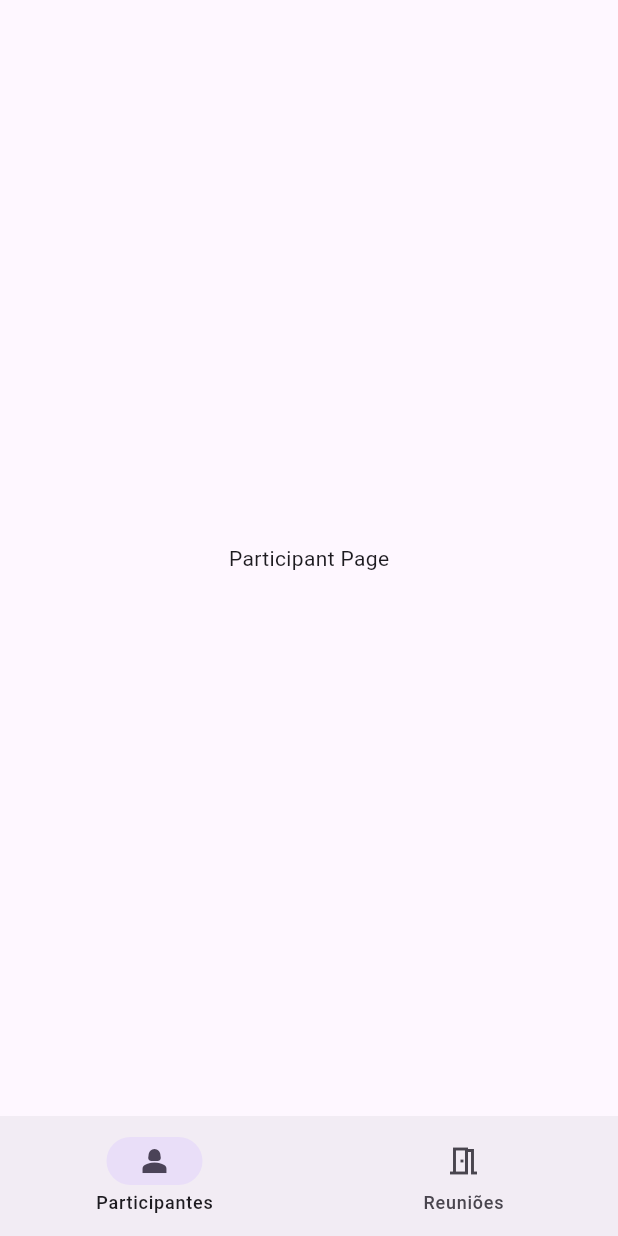
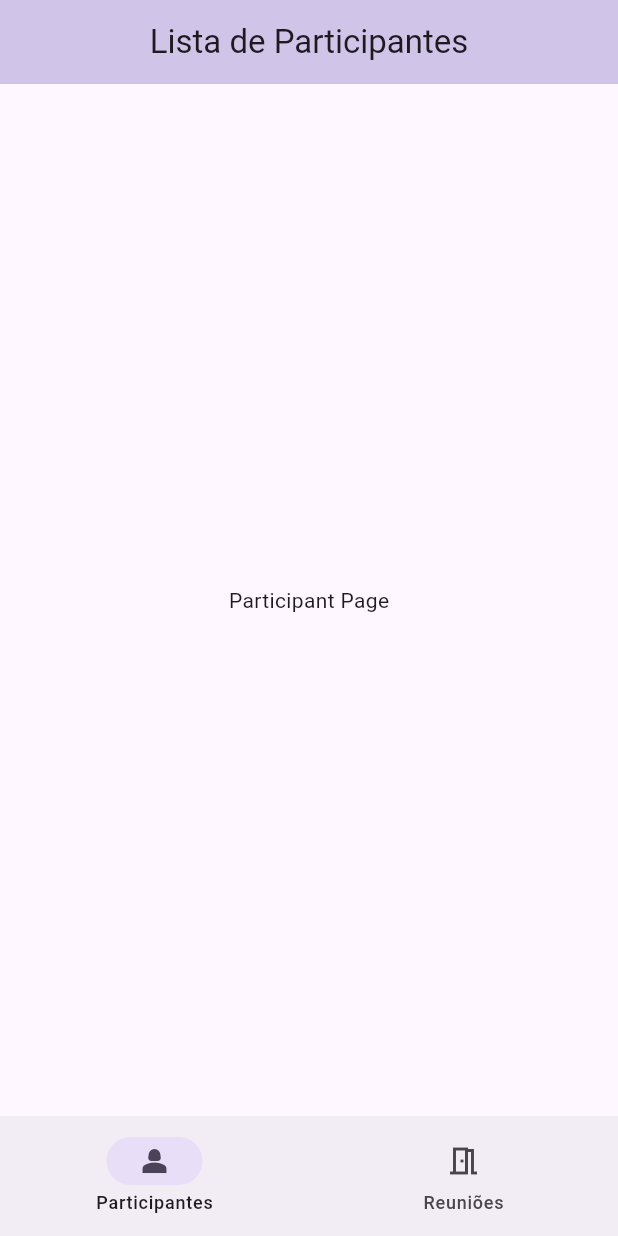
Before and after one commit to NEMJ/meetings, a Flutter app: the screen it shows after launch, on a phone screen of 412 x 824 dp. Run offline on Flutter 3.47's test engine with Material 3 defaults, Android fonts, the phone set to English and light mode, and no system bars.

Commit message:
theme file created, firebase services file created

```diff
--- a/lib/pages/participant_page.dart
+++ b/lib/pages/participant_page.dart
@@ -10,6 +10,13 @@ class ParticipantPage extends StatefulWidget {
 class _ParticipantPageState extends State<ParticipantPage> {
   @override
   Widget build(BuildContext context) {
-    return Scaffold(body: Center(child: Text('Participant Page')));
+    return Scaffold(
+      appBar: AppBar(
+        title: const Text('Lista de Participantes'),
+      ),
+      body: const Center(
+        child: Text('Participant Page'),
+      ),
+    );
   }
 }
--- /dev/null
+++ b/lib/themes/light_theme.dart
@@ -0,0 +1,12 @@
+import 'package:flutter/material.dart';
+
+ThemeData lightTheme(BuildContext context) {
+  return ThemeData(
+    colorScheme: ColorScheme.fromSeed(seedColor: Colors.deepPurple),
+    appBarTheme: AppBarTheme(
+      centerTitle: true,
+      backgroundColor: Colors.deepPurple.shade100
+    ),
+    useMaterial3: true,
+  );
+}
```
Also changed, not shown: lib/main.dart (+3 -54 lines), lib/pages/meeting_page.dart (+8 -1 lines), lib/services/firebase_service.dart (added).
